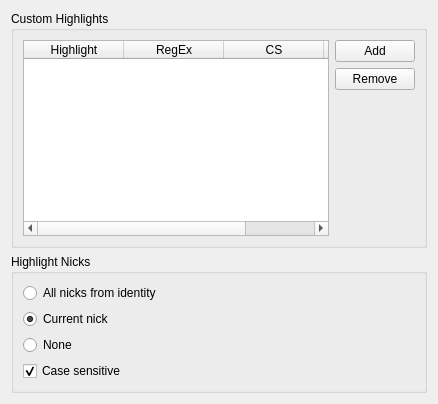
Old version of the form src/qtui/settingspages/highlightsettingspage.ui in the repository quassel/quassel.
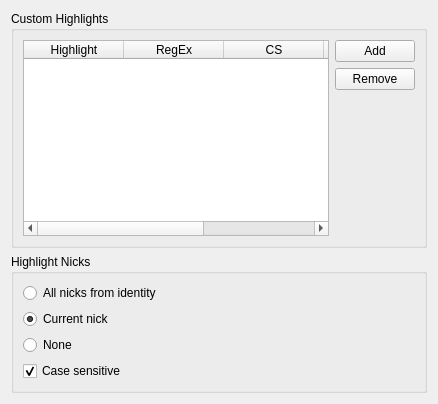
New version of the form.

```diff
--- a/src/qtui/settingspages/highlightsettingspage.ui
+++ b/src/qtui/settingspages/highlightsettingspage.ui
@@ -47,6 +47,11 @@
           <string>Enable</string>
          </property>
         </column>
+        <column>
+         <property name="text" >
+          <string>Chan</string>
+         </property>
+        </column>
        </widget>
       </item>
       <item row="0" column="1" >
```
